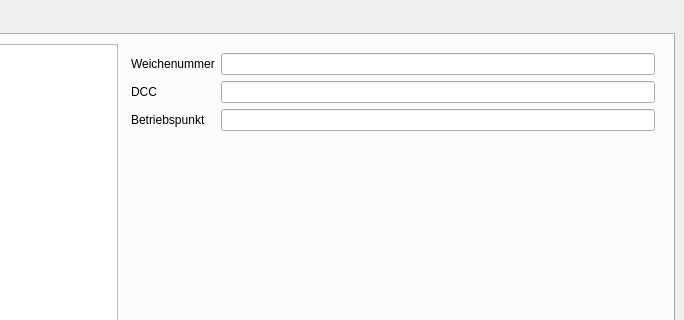
Above: ebl_coords/frontend/ui_files/main_gui.ui from delimarr/ip6_ebl_coords before the change; both pictures show x 502 to 1186 and y 0 to 320 of the 1186 by 955 pixel window. Below: the same form after it.
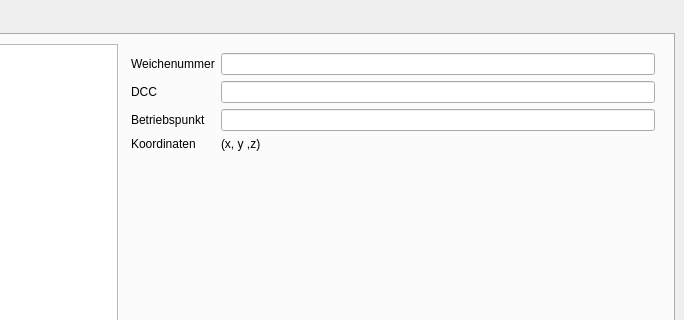
That is the form after the change. The open tabs and pages were chosen to show the change.

Commit message: coord label weichen editor

The edit to the form file:
```diff
--- a/ebl_coords/frontend/ui_files/main_gui.ui
+++ b/ebl_coords/frontend/ui_files/main_gui.ui
@@ -18,7 +18,7 @@
     <item>
      <widget class="QTabWidget" name="tabWidget">
       <property name="currentIndex">
-       <number>0</number>
+       <number>1</number>
       </property>
       <widget class="QWidget" name="map_tab">
        <attribute name="title">
@@ -190,14 +190,24 @@
                  </property>
                 </widget>
                </item>
-               <item row="4" column="1">
+               <item row="2" column="1">
+                <widget class="QLineEdit" name="weichen_bhf_txt"/>
+               </item>
+               <item row="3" column="0">
+                <widget class="QLabel" name="label_9">
+                 <property name="text">
+                  <string>Koordinaten</string>
+                 </property>
+                </widget>
+               </item>
+               <item row="5" column="1">
                 <widget class="QPushButton" name="weichen_einmessen_btn">
                  <property name="text">
                   <string>Einmessen</string>
                  </property>
                 </widget>
                </item>
-               <item row="5" column="1">
+               <item row="6" column="1">
                 <widget class="QPushButton" name="weichen_speichern_btn">
                  <property name="text">
                   <string>Speichern</string>
@@ -205,7 +215,14 @@
                 </widget>
                </item>
                <item row="3" column="1">
-                <spacer name="verticalSpacer_2">
+                <widget class="QLabel" name="weichen_coord_label">
+                 <property name="text">
+                  <string>(x, y ,z)</string>
+                 </property>
+                </widget>
+               </item>
+               <item row="4" column="1">
+                <spacer name="verticalSpacer">
                  <property name="orientation">
                   <enum>Qt::Vertical</enum>
                  </property>
@@ -217,9 +234,6 @@
                  </property>
                 </spacer>
                </item>
-               <item row="2" column="1">
-                <widget class="QLineEdit" name="weichen_bhf_txt"/>
-               </item>
               </layout>
              </widget>
             </item>
```
The commit also changes 3 other files.
